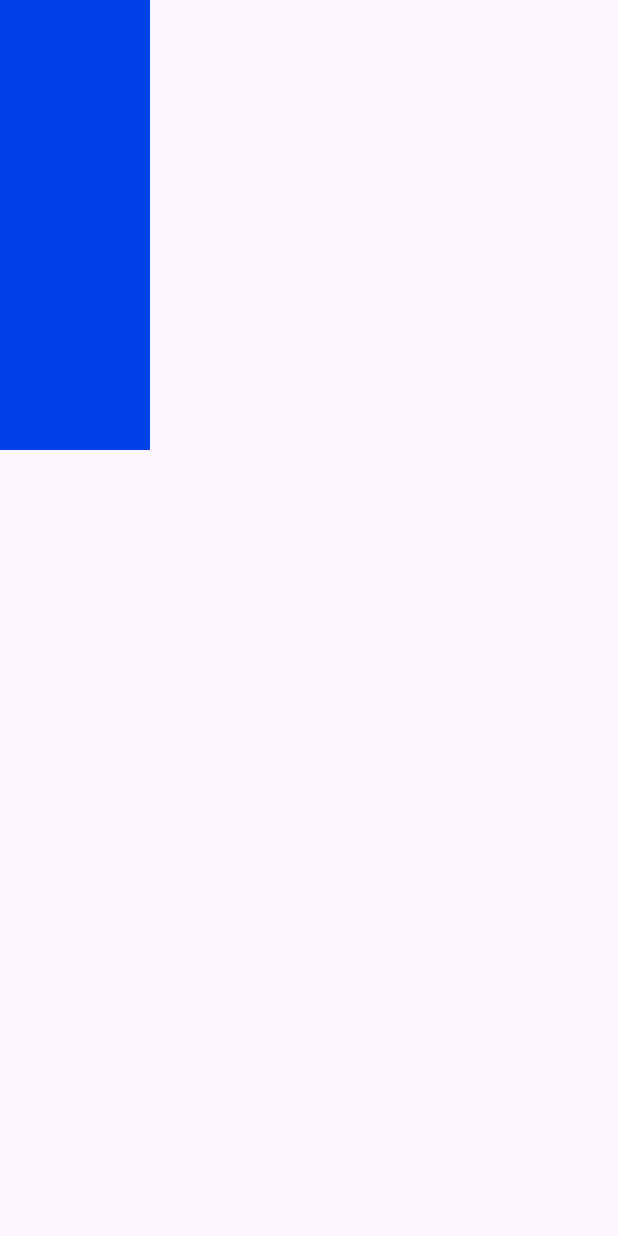
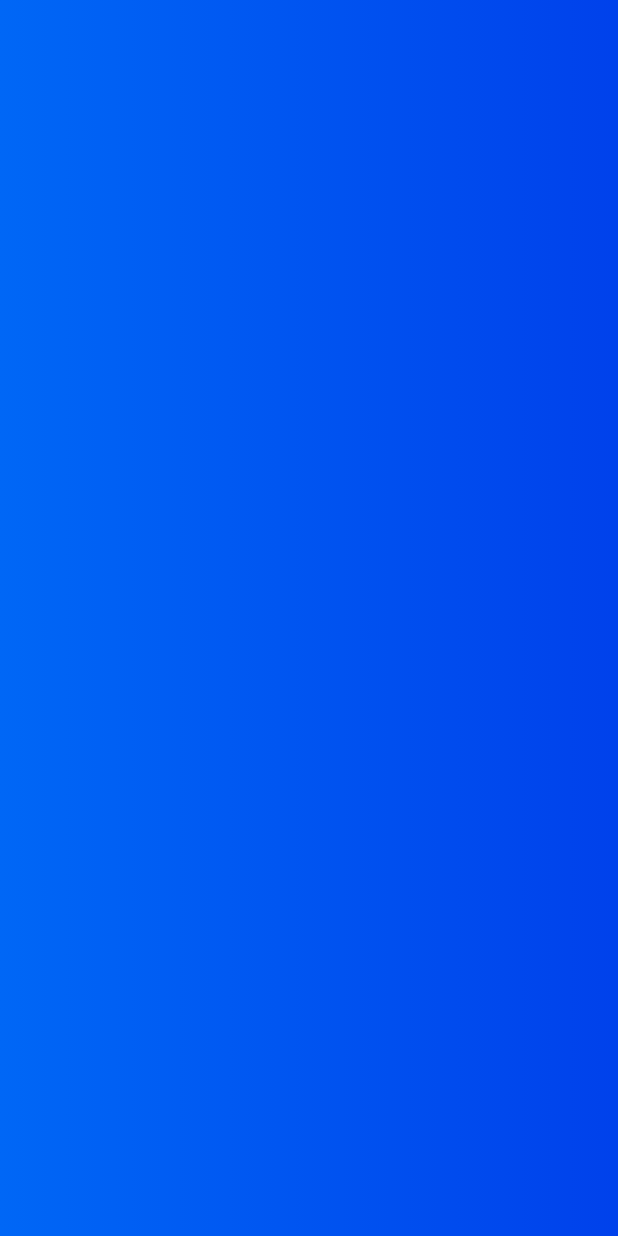
Before and after one commit to chamudithadilanka/smiley_toothy, a Flutter app: the RegisterScreen screen opened directly, on a phone screen of 412 x 824 dp. Run offline on Flutter 3.47's test engine with Material 3 defaults, Android fonts, the phone set to English and light mode, and no system bars; our stand-ins replace flutter_bloc.

Commit message:
created bloc changes and started register screen

```diff
--- a/lib/screens/loading_screen/bloc_loading_screen/loading_bloc.dart
+++ b/lib/screens/loading_screen/bloc_loading_screen/loading_bloc.dart
@@ -1,19 +1,20 @@
-
 import 'package:flutter_bloc/flutter_bloc.dart';
 import 'package:smiley_toothy/screens/loading_screen/bloc_loading_screen/loading_event.dart';
 import 'package:smiley_toothy/screens/loading_screen/bloc_loading_screen/loading_state.dart';
 
-class LoadingBloc extends Bloc<LoadingEvent,LoadingState>{
-  LoadingBloc(): super(LoadingState(progress: 0.0)){
+class LoadingBloc extends Bloc<LoadingEvent, LoadingState> {
+  LoadingBloc() : super(LoadingState(progress: 0.0)) {
     on<StartingLoading>(_onStartLoading);
   }
   Future<void> _onStartLoading(
-      StartingLoading event, Emitter<LoadingState> emit) async {
+    StartingLoading event,
+    Emitter<LoadingState> emit,
+  ) async {
     double progress = 0.0;
     while (progress < 1.0) {
       await Future.delayed(const Duration(milliseconds: 100));
       progress += 0.02;
-      if (progress > 1.0) progress = 1.0;
+      if (progress >= 1.0) progress = 1.0;
       emit(LoadingState(progress: progress, isComplete: progress == 1.0));
     }
   }
--- a/lib/screens/register_screen/register_screen.dart
+++ b/lib/screens/register_screen/register_screen.dart
@@ -6,13 +6,20 @@ class RegisterScreen extends StatelessWidget {
 
   @override
   Widget build(BuildContext context) {
+    final screenWidth = MediaQuery.of(context).size.width;
+    final screenHeight = MediaQuery.of(context).size.height;
     return Scaffold(
       body: Stack(
         children: [
           Container(
-            width: 100,
-            height: 300,
-            decoration: BoxDecoration(color: kMainBackgroundBlueDark),
+            width: screenWidth * 1.0,
+            height: screenHeight * 1.0,
+            decoration: BoxDecoration(
+              gradient: LinearGradient(
+                colors: [kMainBackgroundBlueNormal, kMainBackgroundBlueDark],
+              ),
+            ),
+            child: Column(children: []),
           ),
         ],
       ),
```
Also changed, not shown: lib/screens/loading_screen/loading screen.dart (+20 -0 lines).
